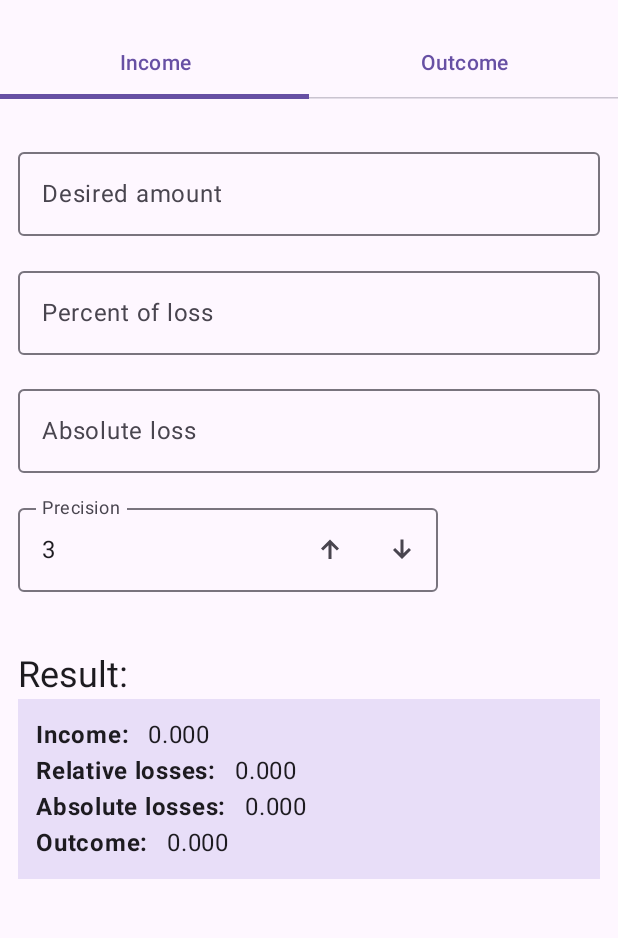
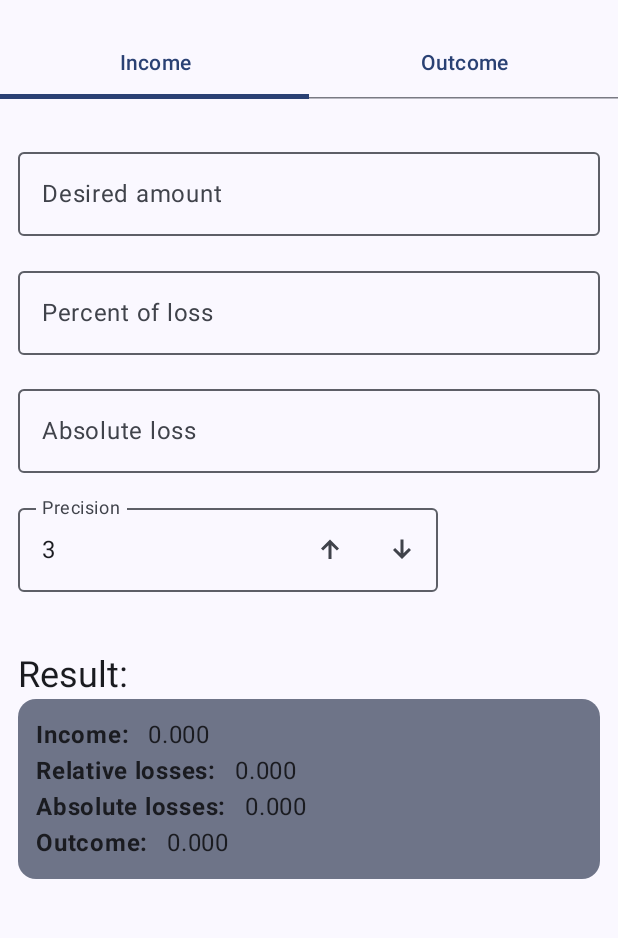
Before and after one commit to Reyst/QuantityCalc_KMP, an Android app built with Jetpack Compose: the screen it shows after launch (MainActivity), on a phone screen of 412 x 824 dp, the part 69-1007 px from its top. Run offline under Robolectric (Android 15) with nearby library versions, the phone set to English and light mode, and no system bars; our stand-ins replace Compose Multiplatform resources.

Commit message:
Minor UI updates
- Remove commented-out code related to decimal input formatting.
- Apply rounded corners to the result output background.
- Adjust top bar and scaffold to accommodate system status bar.
- Add previews for `ResultOutput` and `App` composables.

```diff
--- a/composeApp/src/androidMain/kotlin/com/github/reyst/calc/ui/MainActivity.kt
+++ b/composeApp/src/androidMain/kotlin/com/github/reyst/calc/ui/MainActivity.kt
@@ -1,18 +1,22 @@
 package com.github.reyst.calc.ui
 
-import ui.App
 import android.os.Bundle
 import androidx.activity.ComponentActivity
 import androidx.activity.compose.setContent
 import androidx.compose.runtime.Composable
 import androidx.compose.ui.tooling.preview.Preview
+import androidx.core.view.WindowCompat
+import com.github.reyst.calc.ui.theme.QuantityCalculatorTheme
+import ui.App
 
 class MainActivity : ComponentActivity() {
     override fun onCreate(savedInstanceState: Bundle?) {
         super.onCreate(savedInstanceState)
-
+        WindowCompat.setDecorFitsSystemWindows(window, false)
         setContent {
-            App()
+            QuantityCalculatorTheme {
+                App()
+            }
         }
     }
 }
@@ -20,5 +24,7 @@ class MainActivity : ComponentActivity() {
 @Preview
 @Composable
 fun AppAndroidPreview() {
-    App()
+    QuantityCalculatorTheme {
+        App()
+    }
 }
--- a/composeApp/src/androidMain/kotlin/com/github/reyst/calc/ui/theme/Theme.kt
+++ b/composeApp/src/androidMain/kotlin/com/github/reyst/calc/ui/theme/Theme.kt
@@ -10,7 +10,6 @@ import androidx.compose.material3.dynamicLightColorScheme
 import androidx.compose.material3.lightColorScheme
 import androidx.compose.runtime.Composable
 import androidx.compose.runtime.SideEffect
-import androidx.compose.ui.graphics.toArgb
 import androidx.compose.ui.platform.LocalContext
 import androidx.compose.ui.platform.LocalView
 import androidx.core.view.WindowCompat
@@ -57,7 +56,7 @@ fun QuantityCalculatorTheme(
     if (!view.isInEditMode) {
         SideEffect {
             val window = (view.context as Activity).window
-            window.statusBarColor = colorScheme.primary.toArgb()
+//            window.statusBarColor = colorScheme.primary.toArgb()
             WindowCompat.getInsetsController(window, view).isAppearanceLightStatusBars = darkTheme
         }
     }
--- a/composeApp/src/commonMain/kotlin/ui/App.kt
+++ b/composeApp/src/commonMain/kotlin/ui/App.kt
@@ -1,27 +1,35 @@
 package ui
 
+import androidx.compose.foundation.background
+import androidx.compose.foundation.layout.Box
 import androidx.compose.foundation.layout.Column
+import androidx.compose.foundation.layout.WindowInsets
+import androidx.compose.foundation.layout.asPaddingValues
+import androidx.compose.foundation.layout.fillMaxSize
 import androidx.compose.foundation.layout.fillMaxWidth
 import androidx.compose.foundation.layout.padding
-//import androidx.compose.material.MaterialTheme
-//import androidx.compose.material.Text
-import androidx.compose.material3.Text
+import androidx.compose.foundation.layout.statusBars
+import androidx.compose.foundation.layout.windowInsetsTopHeight
 import androidx.compose.material3.CenterAlignedTopAppBar
 import androidx.compose.material3.ExperimentalMaterial3Api
 import androidx.compose.material3.MaterialTheme
 import androidx.compose.material3.Scaffold
 import androidx.compose.material3.Tab
 import androidx.compose.material3.TabRow
-import androidx.compose.runtime.*
+import androidx.compose.material3.Text
+import androidx.compose.runtime.Composable
+import androidx.compose.runtime.getValue
+import androidx.compose.runtime.mutableStateOf
 import androidx.compose.runtime.saveable.rememberSaveable
+import androidx.compose.runtime.setValue
 import androidx.compose.ui.Modifier
 import domain.CalcType
 import org.jetbrains.compose.resources.stringResource
 import org.jetbrains.compose.ui.tooling.preview.Preview
 import quantitycalc.composeapp.generated.resources.Res
 import quantitycalc.composeapp.generated.resources.app_name
-import quantitycalc.composeapp.generated.resources.*
-//import androidx.compose.material3.MaterialTheme as MT3
+import quantitycalc.composeapp.generated.resources.income
+import quantitycalc.composeapp.generated.resources.outcome
 
 @OptIn(ExperimentalMaterial3Api::class)
 @Composable
@@ -30,11 +38,22 @@ fun App() {
     MaterialTheme {
         var calcType: CalcType by rememberSaveable { mutableStateOf(CalcType.Income) }
 
+        Box(
+            modifier = Modifier.fillMaxSize()
+        ) {
+
+            Box(
+                modifier = Modifier
+                    .fillMaxWidth()
+                    .windowInsetsTopHeight(WindowInsets.statusBars) // Встановлює висоту рівну висоті рядка стану
+                    .background(MaterialTheme.colorScheme.primary)
+            )
+
             Scaffold(
                 topBar = {
                     Column(modifier = Modifier.fillMaxWidth()) {
                         CenterAlignedTopAppBar(
-                        title = { Text(text = stringResource(Res.string.app_name)) }
+                            title = { Text(text = stringResource(Res.string.app_name)) },
                         )
                         TabRow(selectedTabIndex = calcType.ordinal) {
                             Tab(
@@ -49,7 +68,11 @@ fun App() {
                             )
                         }
                     }
-            }
+                },
+                modifier = Modifier
+                    .fillMaxSize()
+                    .padding(top = WindowInsets.statusBars.asPaddingValues().calculateTopPadding())
             ) { CalculatorScreen(calcType, Modifier.padding(it)) }
         }
     }
+}
--- a/composeApp/src/commonMain/kotlin/ui/CalculatorScreen.kt
+++ b/composeApp/src/commonMain/kotlin/ui/CalculatorScreen.kt
@@ -42,13 +42,7 @@ import quantitycalc.composeapp.generated.resources.precision
 fun CalculatorScreen(
     calcType: CalcType,
     modifier: Modifier = Modifier,
-//    onTabSelected: (CalcType) -> Unit,
-//    onParamsChangeListener: () -> Unit,
 ) {
-
-//    val decimalInputFormatter = remember { DecimalInputFormatter() }
-//    val numberTransformation = remember { DecimalInputVisualTransformation(decimalInputFormatter) }
-
     val calc: QuantityCalc = remember(calcType) { QuantityCalc.getCalcByType(calcType) }
 
     var baseValue by rememberSaveable { mutableStateOf("") }
@@ -85,36 +79,33 @@ fun CalculatorScreen(
 
             OutlinedTextField(
                 value = baseValue,
-                onValueChange = { baseValue = it /*decimalInputFormatter.cleanup(it)*/ },
+                onValueChange = { baseValue = it },
                 keyboardOptions = KeyboardOptions(keyboardType = KeyboardType.Decimal),
                 label = { Text(text = labelText) },
                 singleLine = true,
-//                visualTransformation = numberTransformation,
                 modifier = Modifier.fillMaxWidth()
             )
             OutlinedTextField(
                 value = percentValue,
-                onValueChange = { percentValue = it /*decimalInputFormatter.cleanup(it)*/ },
+                onValueChange = { percentValue = it },
                 keyboardOptions = KeyboardOptions(keyboardType = KeyboardType.Decimal),
                 label = { Text(text = stringResource(Res.string.percent_of_loss)) },
                 prefix = { Text(text = stringResource(Res.string.percent_sign)) },
                 singleLine = true,
-//                visualTransformation = numberTransformation,
                 modifier = Modifier.fillMaxWidth()
             )
             OutlinedTextField(
                 value = absoluteValue,
-                onValueChange = { absoluteValue = it /*decimalInputFormatter.cleanup(it)*/ },
+                onValueChange = { absoluteValue = it },
                 keyboardOptions = KeyboardOptions(keyboardType = KeyboardType.Decimal),
                 label = { Text(stringResource(Res.string.absolute_loss)) },
                 singleLine = true,
-//                visualTransformation = numberTransformation,
                 modifier = Modifier.fillMaxWidth()
             )
 
             OutlinedTextField(
                 value = precision.toString(),
-                onValueChange = { /*precision = decimalInputFormatter.cleanup(it)*/ },
+                onValueChange = { },
                 keyboardOptions = KeyboardOptions(keyboardType = KeyboardType.Number),
                 label = { Text(stringResource(Res.string.precision)) },
                 singleLine = true,
@@ -138,15 +129,11 @@ fun CalculatorScreen(
                         }
                     }
                 },
-//                visualTransformation = numberTransformation,
-
-//                modifier = Modifier.fillMaxWidth()
             )
         }
         Box(
             modifier = Modifier
                 .weight(1F)
-//                .padding(12.dp)
                 .fillMaxWidth(),
         ) {
             ResultOutput(
--- a/composeApp/src/commonMain/kotlin/ui/ResultOutput.kt
+++ b/composeApp/src/commonMain/kotlin/ui/ResultOutput.kt
@@ -1,6 +1,7 @@
 package ui
 
 import androidx.compose.foundation.background
+import androidx.compose.foundation.layout.Arrangement
 import androidx.compose.foundation.layout.Column
 import androidx.compose.foundation.layout.Row
 import androidx.compose.foundation.layout.Spacer
@@ -8,6 +9,7 @@ import androidx.compose.foundation.layout.fillMaxWidth
 import androidx.compose.foundation.layout.padding
 import androidx.compose.foundation.layout.width
 import androidx.compose.foundation.layout.wrapContentHeight
+import androidx.compose.foundation.shape.RoundedCornerShape
 import androidx.compose.material3.MaterialTheme
 import androidx.compose.material3.Text
 import androidx.compose.runtime.Composable
@@ -18,6 +20,7 @@ import androidx.compose.ui.unit.dp
 import domain.model.CalculationResult
 import domain.model.isValid
 import org.jetbrains.compose.resources.stringResource
+import org.jetbrains.compose.ui.tooling.preview.Preview
 import quantitycalc.composeapp.generated.resources.Res
 import quantitycalc.composeapp.generated.resources.absolute_colon
 import quantitycalc.composeapp.generated.resources.income_colon
@@ -59,8 +62,10 @@ fun ResultOutput(result: CalculationResult, precision: Int = 3) {
         Column(
             modifier = Modifier
                 .fillMaxWidth()
-//                .background(Color.LightGray)
-                .background(MaterialTheme.colorScheme.secondaryContainer)
+                .background(
+                    color = MaterialTheme.colorScheme.secondaryContainer,
+                    shape = RoundedCornerShape(12.dp)
+                )
                 .wrapContentHeight()
                 .padding(12.dp)
         ) {
@@ -99,3 +104,15 @@ fun ResultOutput(result: CalculationResult, precision: Int = 3) {
         }
     }
 }
+
+@Composable
+@Preview
+private fun ResultOutputPreview() {
+    Column(
+        verticalArrangement = Arrangement.spacedBy(12.dp)
+    ) {
+        ResultOutput(CalculationResult())
+
+        ResultOutput(CalculationResult(incomeValue = Double.NaN))
+    }
+}
```
Also changed, not shown: composeApp/build.gradle.kts (+11 -9 lines), gradle/libs.versions.toml (+7 -25 lines), gradle/wrapper/gradle-wrapper.properties. Lines whose indentation alone changed are shown as unchanged.
